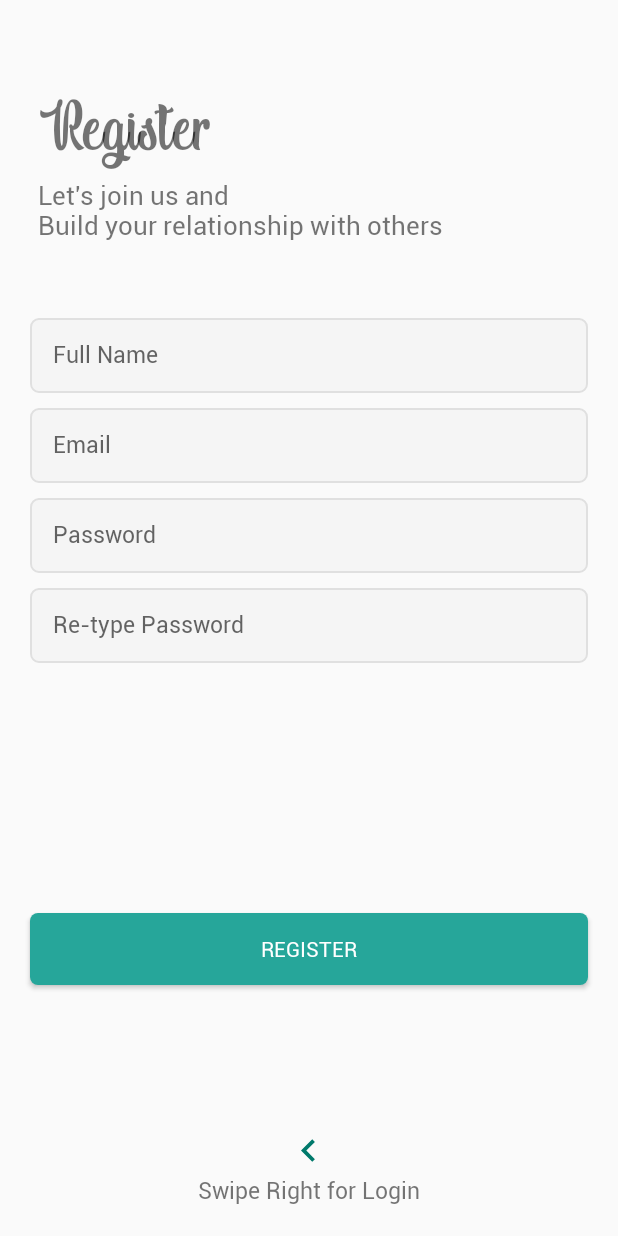
After one commit to saurav9876/MyTutor, an Android app: the layout fragment_register.xml on its own in the app's theme, with its tools: preview values and no code run, on a phone screen of 412 x 824 dp. The commit adds this screen. Run offline under Robolectric (Android 15) with nearby library versions, the phone set to English and light mode, and no system bars.

Commit message:
Second commit

```diff
--- a/app/build.gradle
+++ b/app/build.gradle
@@ -22,7 +22,9 @@ android {
 dependencies {
     implementation fileTree(dir: 'libs', include: ['*.jar'])
     implementation 'androidx.appcompat:appcompat:1.0.2'
+    implementation 'com.android.support:support-v4:28.0.0'
     implementation 'androidx.constraintlayout:constraintlayout:1.1.3'
+    implementation 'androidx.legacy:legacy-support-v4:1.0.0'
     testImplementation 'junit:junit:4.12'
     androidTestImplementation 'androidx.test.ext:junit:1.1.0'
     androidTestImplementation 'androidx.test.espresso:espresso-core:3.1.1'
--- /dev/null
+++ b/app/src/main/res/drawable/btn_custom.xml
@@ -0,0 +1,14 @@
+<?xml version="1.0" encoding="utf-8"?>
+<shape xmlns:android="http://schemas.android.com/apk/res/android"
+    android:padding="10dp"
+    android:shape="rectangle" >
+
+    <solid android:color="#26a69a" />
+
+    <corners
+        android:bottomLeftRadius="5dp"
+        android:bottomRightRadius="5dp"
+        android:topLeftRadius="5dp"
+        android:topRightRadius="5dp" />
+
+</shape>
--- /dev/null
+++ b/app/src/main/res/drawable/et_custom.xml
@@ -0,0 +1,18 @@
+<?xml version="1.0" encoding="utf-8"?>
+<shape xmlns:android="http://schemas.android.com/apk/res/android"
+    android:padding="10dp"
+    android:shape="rectangle" >
+
+    <solid android:color="#f5f5f5" />
+
+    <stroke
+        android:width="1dp"
+        android:color="#e0e0e0" />
+
+    <corners
+        android:bottomLeftRadius="5dp"
+        android:bottomRightRadius="5dp"
+        android:topLeftRadius="5dp"
+        android:topRightRadius="5dp" />
+
+</shape>
--- /dev/null
+++ b/app/src/main/res/drawable/ic_arrow_left.xml
@@ -0,0 +1,9 @@
+<?xml version="1.0" encoding="utf-8"?>
+<vector android:height="24dp"
+    android:tint="@color/colorPrimary"
+    android:viewportHeight="24.0"
+    android:viewportWidth="24.0"
+    android:width="24dp"
+    xmlns:android="http://schemas.android.com/apk/res/android">
+    <path android:fillColor="#FF000000" android:pathData="M15.41,16.09l-4.58,-4.59 4.58,-4.59L14,5.5l-6,6 6,6z"/>
+</vector>
--- /dev/null
+++ b/app/src/main/res/layout/fragment_register.xml
@@ -0,0 +1,125 @@
+<?xml version="1.0" encoding="utf-8"?>
+<LinearLayout
+    xmlns:android="http://schemas.android.com/apk/res/android"
+    xmlns:tools="http://schemas.android.com/tools"
+    android:layout_width="match_parent"
+    android:layout_height="match_parent"
+    android:orientation="vertical"
+    tools:context=".RegisterFragment">
+
+    <TextView
+        android:id="@+id/tv_logo"
+        android:layout_width="wrap_content"
+        android:layout_height="wrap_content"
+        android:text="@string/register"
+        android:textAlignment="center"
+        android:textSize="50sp"
+        android:layout_marginStart="25dp"
+        android:layout_marginBottom="5dp"
+        android:fontFamily="@font/indigo_daisy"
+        android:layout_marginTop="60dp"/>
+
+    <TextView
+        android:id="@+id/tv_subtitle"
+        android:layout_width="wrap_content"
+        android:layout_height="wrap_content"
+        android:text="@string/tag"
+        android:textSize="17sp"
+        android:fontFamily="@font/roboto_regular"
+        android:layout_marginStart="25dp"
+        android:layout_marginBottom="50dp"/>
+
+    <EditText
+        android:id="@+id/et_name"
+        android:layout_width="match_parent"
+        android:layout_height="50dp"
+        android:hint="@string/your_name"
+        android:layout_marginLeft="20dp"
+        android:layout_marginRight="20dp"
+        android:layout_marginBottom="10dp"
+        android:padding="15dp"
+        android:inputType="textPersonName"
+        android:fontFamily="@font/roboto_regular"
+        android:background="@drawable/et_custom"
+        android:textSize="15sp" />
+
+    <EditText
+        android:id="@+id/et_email"
+        android:layout_width="match_parent"
+        android:layout_height="50dp"
+        android:hint="@string/e_mail"
+        android:layout_marginLeft="20dp"
+        android:layout_marginRight="20dp"
+        android:layout_marginBottom="10dp"
+        android:padding="15dp"
+        android:fontFamily="@font/roboto_regular"
+        android:inputType="textEmailAddress"
+        android:background="@drawable/et_custom"
+        android:textSize="15sp" />
+
+    <EditText
+        android:id="@+id/et_password"
+        android:layout_width="match_parent"
+        android:layout_height="50dp"
+        android:hint="@string/password"
+        android:layout_marginLeft="20dp"
+        android:layout_marginRight="20dp"
+        android:layout_marginBottom="10dp"
+        android:padding="15dp"
+        android:fontFamily="@font/roboto_regular"
+        android:inputType="textPassword"
+        android:background="@drawable/et_custom"
+        android:textSize="15sp" />
+
+    <EditText
+        android:id="@+id/et_repassword"
+        android:layout_width="match_parent"
+        android:layout_height="50dp"
+        android:hint="@string/re_type_password"
+        android:layout_marginLeft="20dp"
+        android:layout_marginRight="20dp"
+        android:padding="15dp"
+        android:fontFamily="@font/roboto_regular"
+        android:inputType="textPassword"
+        android:background="@drawable/et_custom"
+        android:textSize="15sp" />
+
+    <RelativeLayout
+        android:layout_width="match_parent"
+        android:layout_height="0dp"
+        android:layout_weight="1">
+
+        <Button
+            android:id="@+id/btn_register"
+            android:layout_width="match_parent"
+            android:layout_height="wrap_content"
+            android:background="@drawable/btn_custom"
+            android:fontFamily="@font/roboto_regular"
+            android:layout_marginLeft="20dp"
+            android:layout_marginRight="20dp"
+            android:layout_marginBottom="30dp"
+            android:layout_centerInParent="true"
+            android:textColor="@android:color/white"
+            android:text="@string/register"/>
+
+        <ImageView
+            android:layout_width="30dp"
+            android:layout_height="30dp"
+            android:src="@drawable/ic_arrow_left"
+            android:layout_above="@id/swipeLeft"
+            android:layout_centerHorizontal="true"/>
+
+        <TextView
+            android:id="@+id/swipeLeft"
+            android:layout_width="wrap_content"
+            android:layout_height="wrap_content"
+            android:text="@string/swipe_right_for_login"
+            android:textSize="15sp"
+            android:fontFamily="@font/roboto_regular"
+            android:layout_centerHorizontal="true"
+            android:layout_alignParentBottom="true"
+            android:layout_marginBottom="20dp"/>
+
+    </RelativeLayout>
+
+</LinearLayout>
--- a/app/src/main/res/values/colors.xml
+++ b/app/src/main/res/values/colors.xml
@@ -1,6 +1,6 @@
 <?xml version="1.0" encoding="utf-8"?>
 <resources>
-    <color name="colorPrimary">#008577</color>
-    <color name="colorPrimaryDark">#00574B</color>
-    <color name="colorAccent">#D81B60</color>
+    <color name="colorPrimary">#00796b</color>
+    <color name="colorPrimaryDark">#00695C</color>
+    <color name="colorAccent">#FF4081</color>
 </resources>
--- a/app/src/main/res/values/strings.xml
+++ b/app/src/main/res/values/strings.xml
@@ -1,3 +1,15 @@
 <resources>
-    <string name="app_name">MyTutor</string>
+    <string name="app_name">Login App</string>
+
+    <!-- TODO: Remove or change this placeholder text -->
+    <string name="hello_blank_fragment">Hello blank fragment</string>
+    <string name="swipe_left_for_register">Swipe Left for Register</string>
+    <string name="login">Login</string>
+    <string name="password">Password</string>
+    <string name="e_mail">Email</string>
+    <string name="tag">Let\'s join us and \nBuild your relationship with others</string>
+    <string name="swipe_right_for_login">Swipe Right for Login</string>
+    <string name="register">Register</string>
+    <string name="re_type_password">Re-type Password</string>
+    <string name="your_name">Full Name</string>
 </resources>
--- a/app/src/main/res/values/styles.xml
+++ b/app/src/main/res/values/styles.xml
@@ -8,4 +8,9 @@
         <item name="colorAccent">@color/colorAccent</item>
     </style>
 
+    <style name="AppTheme.NoActionBar">
+        <item name="windowActionBar">false</item>
+        <item name="windowNoTitle">true</item>
+    </style>
+
 </resources>
--- a/build.gradle
+++ b/build.gradle
@@ -8,6 +8,7 @@ buildscript {
     }
     dependencies {
         classpath 'com.android.tools.build:gradle:3.5.3'
+//        implementation 'com.android.support:support-v4:28.0.0'
 
         // NOTE: Do not place your application dependencies here; they belong
         // in the individual module build.gradle files
```
Also changed, not shown: app/src/main/AndroidManifest.xml (+3 -9 lines), app/src/main/java/com/example/mytutor/DisplayMessageActivity.java (deleted, +0 -24 lines), app/src/main/java/com/example/mytutor/LoginFragment.java (added, +29 -0 lines), app/src/main/java/com/example/mytutor/MainActivity.java (+35 -15 lines), app/src/main/java/com/example/mytutor/RegisterFragment.java (added, +29 -0 lines), app/src/main/res/drawable/ic_arrow_right.xml (added, +8 -0 lines), app/src/main/res/layout/activity_main.xml (+7 -44 lines), app/src/main/res/layout/fragment_login.xml (added, +90 -0 lines), app/src/main/res/font/indigo_daisy.ttf (added), app/src/main/res/font/roboto_regular.ttf (added).
